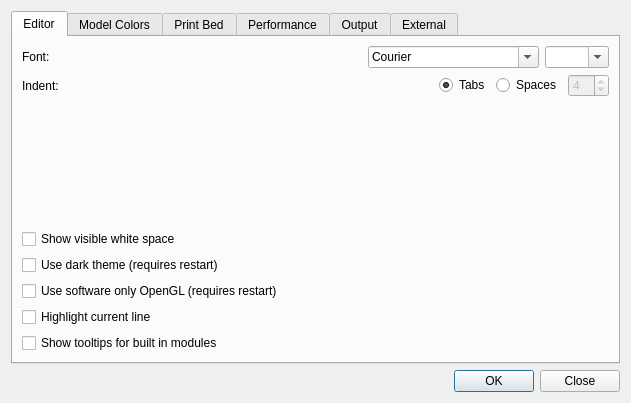
Old version of the form src/ui/preferences.ui in the repository GilesBathgate/RapCAD.
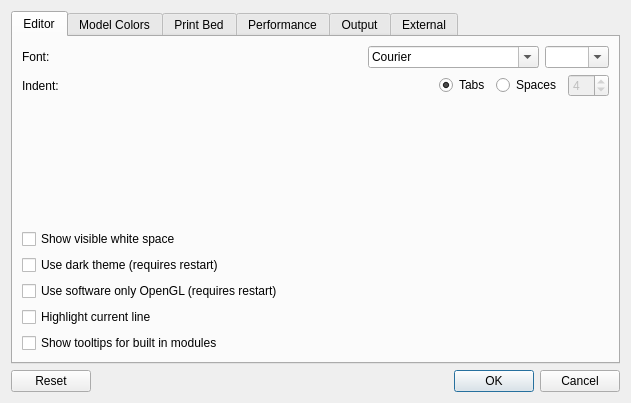
New version of the form.

Commit message: Preferences can now be reset, and changes can be cancelled

The edit to the form file:
```diff
--- a/src/ui/preferences.ui
+++ b/src/ui/preferences.ui
@@ -878,7 +878,7 @@
       <enum>Qt::Horizontal</enum>
      </property>
      <property name="standardButtons">
-      <set>QDialogButtonBox::Close|QDialogButtonBox::Ok</set>
+      <set>QDialogButtonBox::Cancel|QDialogButtonBox::Ok|QDialogButtonBox::Reset</set>
      </property>
     </widget>
    </item>
```
The commit also changes 10 other files.
